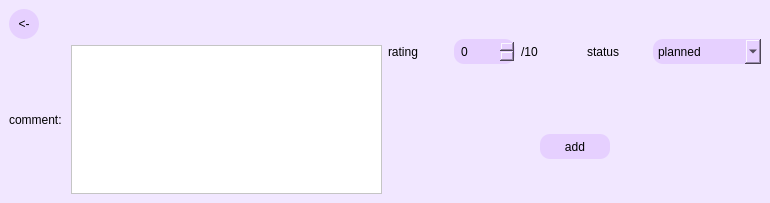
Old version of the form app/frontend/a3.ui in the repository bogap/kittenlog.
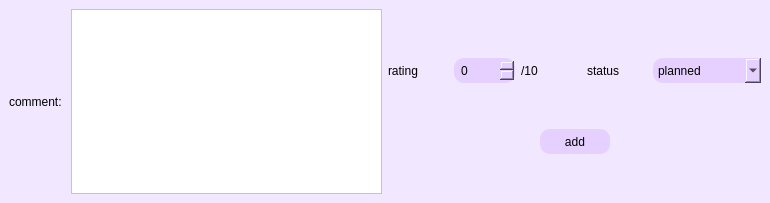
New version of the form.

Commit message:
add back button from search
Took 23 minutes

What changed in the file:
```diff
--- a/app/frontend/a3.ui
+++ b/app/frontend/a3.ui
@@ -22,55 +22,6 @@
      <layout class="QGridLayout" name="gridLayout_2">
       <item row="0" column="0">
        <layout class="QVBoxLayout" name="verticalLayout_2">
-        <item>
-         <layout class="QHBoxLayout" name="horizontalLayout_3">
-          <item>
-           <widget class="QPushButton" name="back">
-            <property name="styleSheet">
-             <string notr="true">QPushButton{
-	background-color: rgb(230, 208, 255);
-	border-radius: 15px;
-	padding: 5px;
-    width: 20px;
-    height: 20px;
-}
-QPushButton:hover{
-	background-color: rgb(157, 0, 255);
-}</string>
-            </property>
-            <property name="text">
-             <string>&lt;-</string>
-            </property>
-           </widget>
-          </item>
-          <item>
-           <spacer name="horizontalSpacer_3">
-            <property name="orientation">
-             <enum>Qt::Horizontal</enum>
-            </property>
-            <property name="sizeHint" stdset="0">
-             <size>
-              <width>40</width>
-              <height>20</height>
-             </size>
-            </property>
-           </spacer>
-          </item>
-         </layout>
-        </item>
-        <item>
-         <spacer name="verticalSpacer_3">
-          <property name="orientation">
-           <enum>Qt::Vertical</enum>
-          </property>
-          <property name="sizeHint" stdset="0">
-           <size>
-            <width>20</width>
-            <height>40</height>
-           </size>
-          </property>
-         </spacer>
-        </item>
         <item>
          <layout class="QHBoxLayout" name="horizontalLayout_4">
           <item>
@@ -181,19 +132,6 @@
           </item>
          </layout>
         </item>
-        <item>
-         <spacer name="verticalSpacer_4">
-          <property name="orientation">
-           <enum>Qt::Vertical</enum>
-          </property>
-          <property name="sizeHint" stdset="0">
-           <size>
-            <width>20</width>
-            <height>40</height>
-           </size>
-          </property>
-         </spacer>
-        </item>
         <item>
          <layout class="QVBoxLayout" name="verticalLayout">
           <item>
```
The commit also changes 2 other files.
